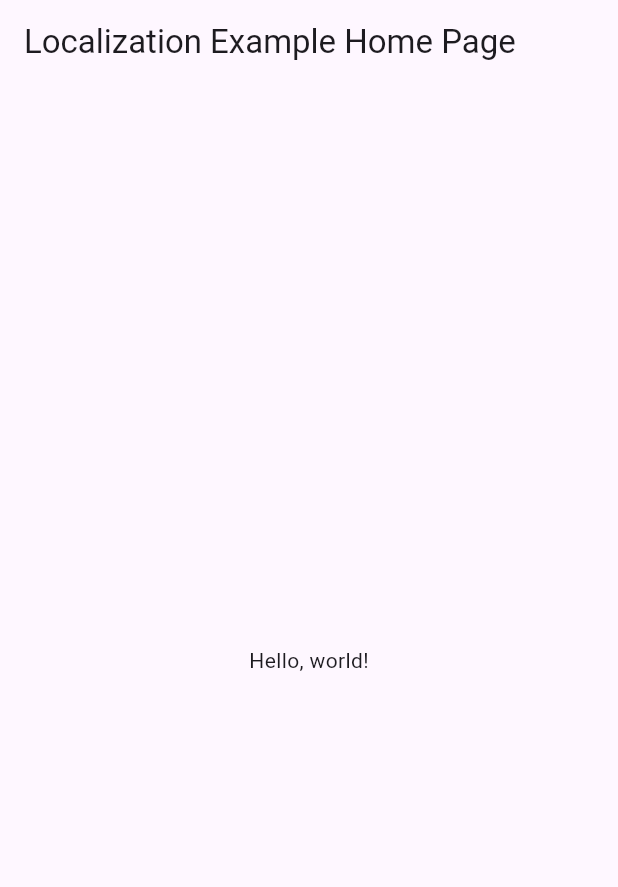
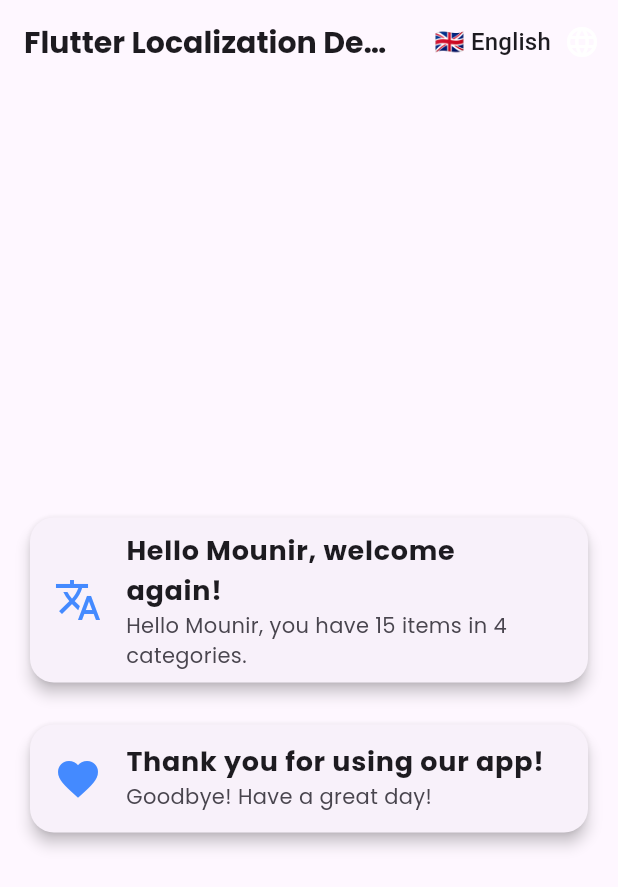
Before and after one commit to tajaouart/flutter_localisation, a Flutter app: the screen it shows after launch, on a phone screen of 412 x 824 dp. Shown: the top 887 px of the screen. Run offline on Flutter 3.47's test engine with Material 3 defaults, Android fonts, the phone set to English and light mode, and no system bars; our stand-ins replace google_fonts.

Commit message:
updated example

```diff
--- a/example/asset/DEN/app_en.arb
+++ /dev/null
@@ -1,4 +0,0 @@
-{
-  "title": "Welcome",
-  "message": "Hello, world!"
-}
--- a/example/asset/FRx/app_en.arb
+++ /dev/null
@@ -1,4 +0,0 @@
-{
-  "title": "Welcome",
-  "message": "Hello, world!"
-}
--- a/example/asset/FRx/app_fr.arb
+++ /dev/null
@@ -1,4 +0,0 @@
-{
-  "title": "Bienvenue",
-  "message": "Bonjour, le monde!"
-}
--- a/example/l10n.yaml
+++ b/example/l10n.yaml
@@ -1,4 +1,4 @@
-arb-dir: asset/DEN
+arb-dir: rexel5/Default
 output-dir: lib/localization/generated
 output-localization-file: app_localizations.dart
 synthetic-package: false
--- /dev/null
+++ b/example/lib/home_page.dart
@@ -0,0 +1,97 @@
+import 'package:flutter/material.dart';
+import 'package:google_fonts/google_fonts.dart';
+
+import 'localization/generated/app_localizations.dart';
+
+class MyHomePage extends StatelessWidget {
+  final Function(Locale) onLocaleChange;
+
+  const MyHomePage({super.key, required this.onLocaleChange});
+
+  @override
+  Widget build(BuildContext context) {
+    Locale currentLocale = Localizations.localeOf(context);
+    final loc = AppLocalizations.of(context)!;
+
+    return Scaffold(
+      appBar: AppBar(
+        title: Text(
+          loc.title,
+          style: GoogleFonts.poppins(fontSize: 20, fontWeight: FontWeight.bold),
+        ),
+        centerTitle: true,
+        actions: [_buildLanguageSelector(currentLocale)],
+      ),
+      body: Padding(
+        padding: const EdgeInsets.all(16.0),
+        child: Column(
+          mainAxisAlignment: MainAxisAlignment.center,
+          crossAxisAlignment: CrossAxisAlignment.center,
+          children: [
+            // Animated Lottie Illustration for better UX
+            const SizedBox(height: 20),
+
+            // Greeting Section
+            _buildInfoCard(
+              title: loc.greeting('Mounir'),
+              subtitle: loc.hello_worl('Mounir', '15', '4'),
+              icon: Icons.translate,
+            ),
+
+            const SizedBox(height: 20),
+
+            // Another Example Card
+            _buildInfoCard(
+              title: loc.thankYou,
+              subtitle: loc.goodbyeMessage,
+              icon: Icons.favorite,
+            ),
+          ],
+        ),
+      ),
+    );
+  }
+
+  // Builds the Language Selector Dropdown
+  Widget _buildLanguageSelector(Locale currentLocale) {
+    return Padding(
+      padding: const EdgeInsets.only(right: 12.0),
+      child: DropdownButton<Locale>(
+        value: currentLocale,
+        icon: const Icon(Icons.language, color: Colors.white),
+        underline: const SizedBox.shrink(),
+        dropdownColor: Colors.grey[850],
+        onChanged: (Locale? newLocale) {
+          if (newLocale != null) {
+            onLocaleChange(newLocale);
+          }
+        },
+        items: const [
+          DropdownMenuItem(value: Locale('en'), child: Text('🇬🇧 English')),
+          DropdownMenuItem(value: Locale('fr'), child: Text('🇫🇷 Français')),
+          DropdownMenuItem(value: Locale('es'), child: Text('🇪🇸 Español')),
+        ],
+      ),
+    );
+  }
+
+  // Card UI for Better Presentation
+  Widget _buildInfoCard({
+    required String title,
+    required String subtitle,
+    required IconData icon,
+  }) {
+    return Card(
+      shape: RoundedRectangleBorder(borderRadius: BorderRadius.circular(16)),
+      elevation: 4,
+      child: ListTile(
+        leading: Icon(icon, color: Colors.blueAccent, size: 32),
+        title: Text(
+          title,
+          style: GoogleFonts.poppins(fontSize: 18, fontWeight: FontWeight.bold),
+        ),
+        subtitle: Text(subtitle, style: GoogleFonts.poppins(fontSize: 14)),
+      ),
+    );
+  }
+}
--- a/example/lib/main.dart
+++ b/example/lib/main.dart
@@ -1,19 +1,34 @@
 import 'package:flutter/material.dart';
 import 'package:flutter_localizations/flutter_localizations.dart';
 
+import 'home_page.dart';
 import 'localization/generated/app_localizations.dart';
 
 void main() {
   runApp(const MyApp());
 }
 
-class MyApp extends StatelessWidget {
+class MyApp extends StatefulWidget {
   const MyApp({super.key});
+
+  @override
+  State<MyApp> createState() => _MyAppState();
+}
+
+class _MyAppState extends State<MyApp> {
+  Locale _locale = const Locale('en');
+
+  void _changeLanguage(Locale locale) {
+    setState(() {
+      _locale = locale;
+    });
+  }
 
   @override
   Widget build(BuildContext context) {
     return MaterialApp(
       title: 'Flutter Localization Example',
+      locale: _locale,
       theme: ThemeData(
         colorScheme: ColorScheme.fromSeed(seedColor: Colors.deepPurple),
         useMaterial3: true,
@@ -24,25 +39,7 @@ class MyApp extends StatelessWidget {
         GlobalWidgetsLocalizations.delegate,
         AppLocalizations.delegate, // Use the generated delegate
       ],
-      home: const MyHomePage(title: 'Localization Example Home Page'),
+      home: MyHomePage(onLocaleChange: _changeLanguage),
     );
   }
 }
-
-class MyHomePage extends StatelessWidget {
-  const MyHomePage({super.key, required this.title});
-
-  final String title;
-
-  @override
-  Widget build(BuildContext context) {
-    return Scaffold(
-      appBar: AppBar(
-        title: Text(title),
-      ),
-      body: Center(
-        child: Text(AppLocalizations.of(context)!.message),
-      ),
-    );
-  }
-}
--- a/example/pubspec.yaml
+++ b/example/pubspec.yaml
@@ -6,7 +6,7 @@ publish_to: 'none'
 version: 1.0.0+1
 
 environment:
-  sdk: ^3.5.4
+  sdk: ^3.7.0
 
 
 dependencies:
@@ -15,6 +15,7 @@ dependencies:
   flutter_localizations:
     sdk: flutter
   cupertino_icons: ^1.0.8
+  google_fonts:
 
 dev_dependencies:
   flutter_test:
```
Also changed, not shown: example/lib/localization/generated/app_localizations.dart, example/lib/localization/generated/app_localizations_en.dart, example/pubspec.lock, 4 other files.
